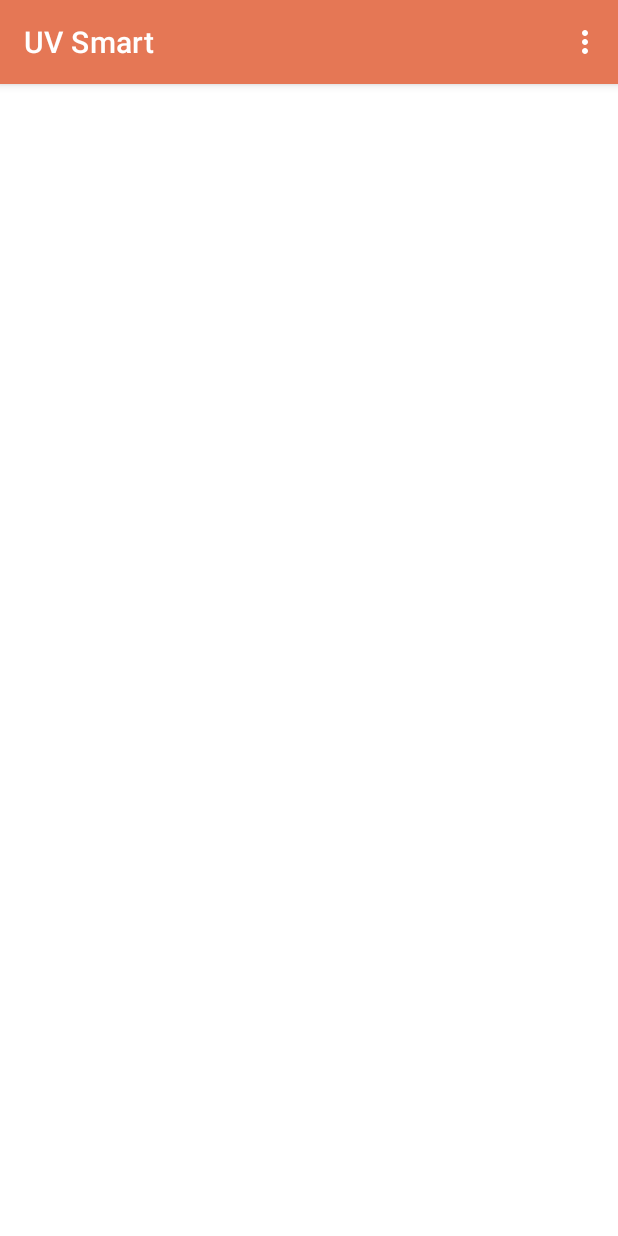
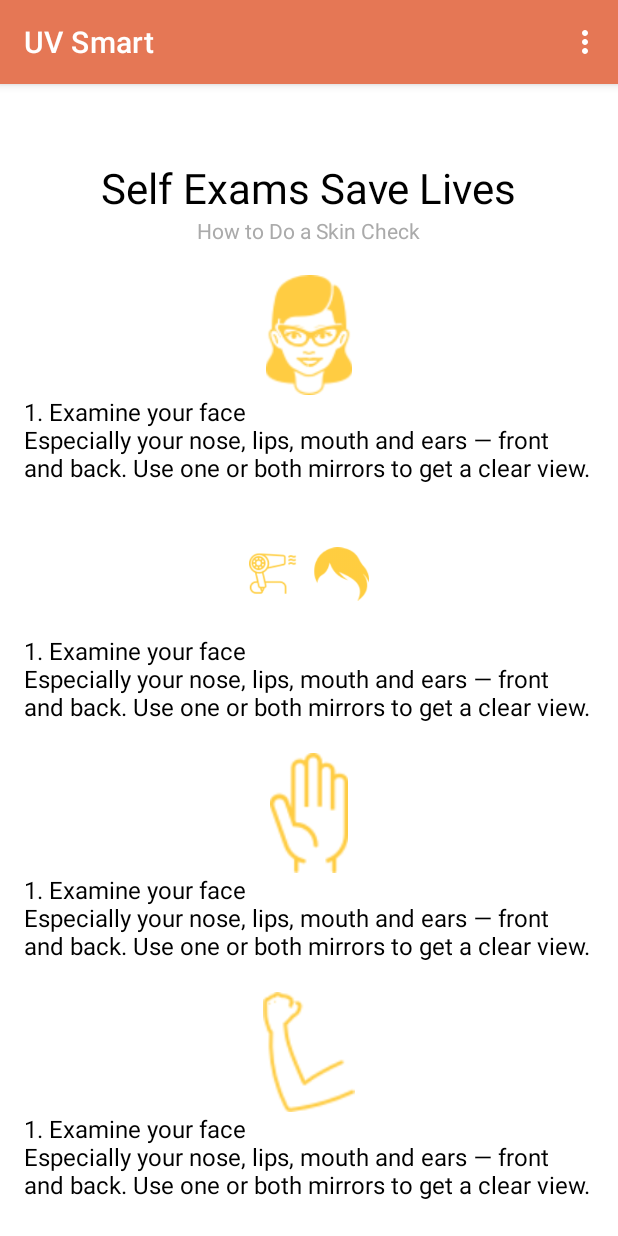
Before and after one commit to SurfSniper/UVSmart, an Android app: the SearchActivity screen opened directly, with no data from a screen before it, in the options menu, after a tap on "Self Exams", on a phone screen of 412 x 824 dp. Run offline under Robolectric (Android 15) with nearby library versions, the phone set to English and light mode, and no system bars; libraries missing offline, so code that uses them is left out: com.anychart, com.anychart.chart, com.anychart.charts, com.anychart.core, com.anychart.data and 2 more; 58 statements that could not run were skipped.

Commit message:
Update Self Check Page

```diff
--- a/app/src/main/AndroidManifest.xml
+++ b/app/src/main/AndroidManifest.xml
@@ -35,7 +35,8 @@
             android:name=".SuggestActivity"/>
         <activity
             android:name=".CancerChart"/>
-
+        <activity
+            android:name=".SelfCheck"/>
     </application>
 
 </manifest>
--- a/app/src/main/java/com/android/uv/SearchActivity.java
+++ b/app/src/main/java/com/android/uv/SearchActivity.java
@@ -73,7 +73,7 @@ public class SearchActivity extends AppCompatActivity {
         public boolean onOptionsItemSelected(@NonNull MenuItem item) {
             switch (item.getItemId()) {
                 case R.id.self_exams:
-                    setContentView(R.menu.self_exams);
+                    setContentView(R.layout.activity_selfcheck);
                     break;
                 case R.id.skin_cancer:
                     setContentView(R.layout.activity_cancer_charts);
--- /dev/null
+++ b/app/src/main/java/com/android/uv/SelfCheck.java
@@ -0,0 +1,34 @@
+package com.android.uv;
+
+import android.content.Intent;
+import android.os.Bundle;
+import android.view.MenuItem;
+
+import androidx.appcompat.app.ActionBar;
+import androidx.appcompat.app.AppCompatActivity;
+
+public class SelfCheck extends AppCompatActivity {
+
+    @Override
+    protected void onCreate(Bundle savedInstanceState) {
+        super.onCreate(savedInstanceState);
+        setContentView(R.layout.activity_selfcheck);
+
+
+        ActionBar actionBar = getSupportActionBar();
+        actionBar.setHomeButtonEnabled(true);
+        // add return icon.
+        actionBar.setDisplayHomeAsUpEnabled(true);
+
+    }
+//    public boolean onOptionsItemSelected(MenuItem item) {
+//        switch (item.getItemId()) {
+//            case android.R.id.home:
+//                setContentView(R.layout.activity_search);
+//                startActivity(new Intent(getApplicationContext(),SearchActivity.class));
+//                return true;
+//        }
+//        return super.onOptionsItemSelected(item);
+//    }
+
+}
--- a/app/src/main/res/layout/activity_cancer_charts.xml
+++ b/app/src/main/res/layout/activity_cancer_charts.xml
@@ -21,7 +21,6 @@
         android:orientation="vertical"
         android:layout_gravity="center_vertical"
         />
-
             <TextView
                 android:id="@+id/about_skin_cancer"
                 android:layout_width="357dp"
@@ -33,7 +32,6 @@
                 android:textSize="14sp"
                 tools:ignore="TextContrastCheck" />
             <TextView
-                android:id="@+id/about_skin_cancer"
                 android:layout_width="357dp"
                 android:layout_height="120dp"
                 android:layout_marginStart="20dp"
@@ -43,7 +41,6 @@
                 android:textSize="14sp"
                 tools:ignore="TextContrastCheck" />
             <TextView
-                android:id="@+id/about_skin_cancer"
                 android:layout_width="357dp"
                 android:layout_height="120dp"
                 android:layout_marginStart="20dp"
--- /dev/null
+++ b/app/src/main/res/layout/activity_selfcheck.xml
@@ -0,0 +1,91 @@
+<?xml version="1.0" encoding="utf-8"?>
+<LinearLayout xmlns:android="http://schemas.android.com/apk/res/android"
+    xmlns:app="http://schemas.android.com/apk/res-auto"
+    xmlns:tools="http://schemas.android.com/tools"
+    android:layout_width="match_parent"
+    android:layout_height="match_parent"
+    android:orientation="vertical"
+    android:background="@color/white"
+    tools:context=".SelfCheck">
+    <ScrollView
+        android:layout_width="fill_parent"
+        android:layout_height="wrap_content">
+        <LinearLayout
+            android:layout_width="wrap_content"
+            android:layout_height="wrap_content"
+            android:orientation="vertical">
+    <TextView
+        android:layout_gravity="center"
+        android:layout_marginTop="50dp"
+        android:textColor="@android:color/black"
+        android:textSize="28sp"
+        android:layout_width="wrap_content"
+        android:layout_height="wrap_content"
+        android:text="@string/self_exams_save_lives" />
+    <TextView
+        android:layout_gravity="center"
+        android:textColor="@android:color/darker_gray"
+        android:textSize="14sp"
+        android:layout_width="wrap_content"
+        android:layout_height="wrap_content"
+        android:text="@string/how_to_do_a_skin_check" />
+    <ImageView
+        android:id="@+id/imageView"
+        android:layout_width="80dp"
+        android:layout_height="80dp"
+        android:layout_gravity="center"
+        android:layout_marginTop="20dp"
+        app:srcCompat="@drawable/icon_face"
+        android:contentDescription="sun_icon" />
+    <TextView
+        android:layout_width="wrap_content"
+        android:layout_height="wrap_content"
+        android:layout_marginHorizontal="16dp"
+        android:text="@string/step1"
+        android:textColor="@color/black"
+        android:textSize="16sp" />
+    <ImageView
+        android:layout_width="80dp"
+        android:layout_height="80dp"
+        android:layout_gravity="center"
+        android:layout_marginTop="20dp"
+        app:srcCompat="@drawable/iconscalp"
+        android:contentDescription="sun_icon" />
+    <TextView
+        android:layout_width="wrap_content"
+        android:layout_height="wrap_content"
+        android:layout_marginHorizontal="16dp"
+        android:text="@string/step1"
+        android:textColor="@color/black"
+        android:textSize="16sp" />
+    <ImageView
+        android:layout_width="80dp"
+        android:layout_height="80dp"
+        android:layout_gravity="center"
+        android:layout_marginTop="20dp"
+        app:srcCompat="@drawable/iconhand2"
+        android:contentDescription="sun_icon" />
+    <TextView
+        android:layout_width="wrap_content"
+        android:layout_height="wrap_content"
+        android:layout_marginHorizontal="16dp"
+        android:text="@string/step1"
+        android:textColor="@color/black"
+        android:textSize="16sp" />
+    <ImageView
+        android:layout_width="80dp"
+        android:layout_height="80dp"
+        android:layout_gravity="center"
+        android:layout_marginTop="20dp"
+        app:srcCompat="@drawable/iconarm"
+        android:contentDescription="sun_icon" />
+    <TextView
+        android:layout_width="wrap_content"
+        android:layout_height="wrap_content"
+        android:layout_marginHorizontal="16dp"
+        android:text="@string/step1"
+        android:textColor="@color/black"
+        android:textSize="16sp" />
+        </LinearLayout>
+    </ScrollView>
+</LinearLayout>
--- a/app/src/main/res/menu/self_exams.xml
+++ b/app/src/main/res/menu/self_exams.xml
@@ -1,5 +1,4 @@
 <?xml version="1.0" encoding="utf-8"?>
-<menu xmlns:android="http://schemas.android.com/apk/res/android"
-    android:id="@+id/self_exams">
+<menu xmlns:android="http://schemas.android.com/apk/res/android"    >
 
 </menu>
--- a/app/src/main/res/menu/tips.xml
+++ b/app/src/main/res/menu/tips.xml
@@ -1,11 +1,5 @@
 <?xml version="1.0" encoding="utf-8"?>
-<LinearLayout xmlns:android="http://schemas.android.com/apk/res/android"
-    xmlns:app="http://schemas.android.com/apk/res-auto"
-    xmlns:tools="http://schemas.android.com/tools"
-    android:layout_width="match_parent"
-    android:layout_height="match_parent"
-    android:orientation="vertical"
-    android:background="@drawable/suggest">
+<LinearLayout xmlns:android="http://schemas.android.com/apk/res/android">
 
 
 </LinearLayout>
--- a/app/src/main/res/values/strings.xml
+++ b/app/src/main/res/values/strings.xml
@@ -11,9 +11,12 @@
     <string name="timezone">Timezone</string>
     <string name="about_skin_cancer">"About skin cancer\nThe sun's ultraviolet (UV) radiation is the main cause of skin cancer. Each time your skin is damaged by UV, changes take place in the structure and function of the skin cells. If UV damage keeps adding up, skin cells become less able to repair, increasing the risk of skin cancer."</string>
     <string name="in_australia">"In Australia\n- Two in three Australians will be diagnosed with skin cancer by age of 70.\n- About 2000 Australians die from skin cancer each year.\n- Australia has one of the highest rates of skin cancer in the world."</string>
-    <string name="why">"A major factor is geography – that is proximity to the equator (the line on the globe that gets the greatest amount of sun). Generally speaking, the closer to the equator someone lives, the greater the amount and intensity of sun exposure they receive. That gradient is seen in a comparison of skin cancer rates across Australian states with Queensland reporting much higher rates than New South Wales, which is in turn higher than Victoria.
-Another is the earth’s elliptical orbit around the sun. The planet is about 1.7% closer to the sun in January, during the southern summer, and 1.7% further away in July – northern summer. So that means when the sun is strongest the southern hemisphere is 3.4% closer to the sun than the north is during their summer. This increases UV by about 7%.
-Add to that the lower pollution levels and clearer air in the southern hemisphere – due largely to much lower population densities – resulting in UV levels about 7% higher than in the northern hemisphere.\nTaking all these factors together, southern hemisphere locations receive about 15% more UV radiation than the equivalent northern latitude location in any given year."</string>
-
+    <string name="why">"A major factor is geography – that is proximity to the equator (the line on the globe that gets the greatest amount of sun). Generally speaking, the closer to the equator someone lives, the greater the amount and intensity of sun exposure they receive. That gradient is seen in a comparison of skin cancer rates across Australian states with Queensland reporting much higher rates than New South Wales, which is in turn higher than Victoria.Another is the earth’s elliptical orbit around the sun. The planet is about 1.7% closer to the sun in January, during the southern summer, and 1.7% further away in July – northern summer. So that means when the sun is strongest the southern hemisphere is 3.4% closer to the sun than the north is during their summer. This increases UV by about 7%.Add to that the lower pollution levels and clearer air in the southern hemisphere – due largely to much lower population densities – resulting in UV levels about 7% higher than in the northern hemisphere.\nTaking all these factors together, southern hemisphere locations receive about 15% more UV radiation than the equivalent northern latitude location in any given year."</string>
+    <string name="step1">1. Examine your face\nEspecially your nose, lips, mouth and ears — front and back. Use one or both mirrors to get a clear view.</string>
+    <string name="step2">2. Inspect your scalp\nThoroughly inspect your scalp, using a blow-dryer and mirror to expose each section to view. Get a friend or family member to help, if you can.</string>
+    <string name="step3">3. Check your hands\nPalms and backs, between the fingers and under the fingernails. Continue up the wrists to examine both the front and back of your forearms.</string>
+    <string name="step4">4. Scan your arms\nStanding in front of the full-length mirror, begin at the elbows and scan all sides of your upper arms. Don’t forget the underarms.</string>
     <string name="uv3">"Low UV (0~3): \n- You can safely stay outside! A UV Index reading of 0 to 2 means low danger from the sun's UV rays for the average person.\n- Wear sunglasses on bright days.\nIf you burn easily, cover up and use broad spectrum SPF 30+ sunscreen.\n- Watch out for bright surfaces, like sand, water and snow, which reflect UV and increase exposure."</string>
+    <string name="self_exams_save_lives">Self Exams Save Lives</string>
+    <string name="how_to_do_a_skin_check">How to Do a Skin Check</string>
 </resources>
```
Also changed, not shown: app/src/main/res/drawable/icon_face.png (added), app/src/main/res/drawable/iconarm.png (added), app/src/main/res/drawable/iconhand2.png (added), app/src/main/res/drawable/iconscalp.png (added), 1 other file.
